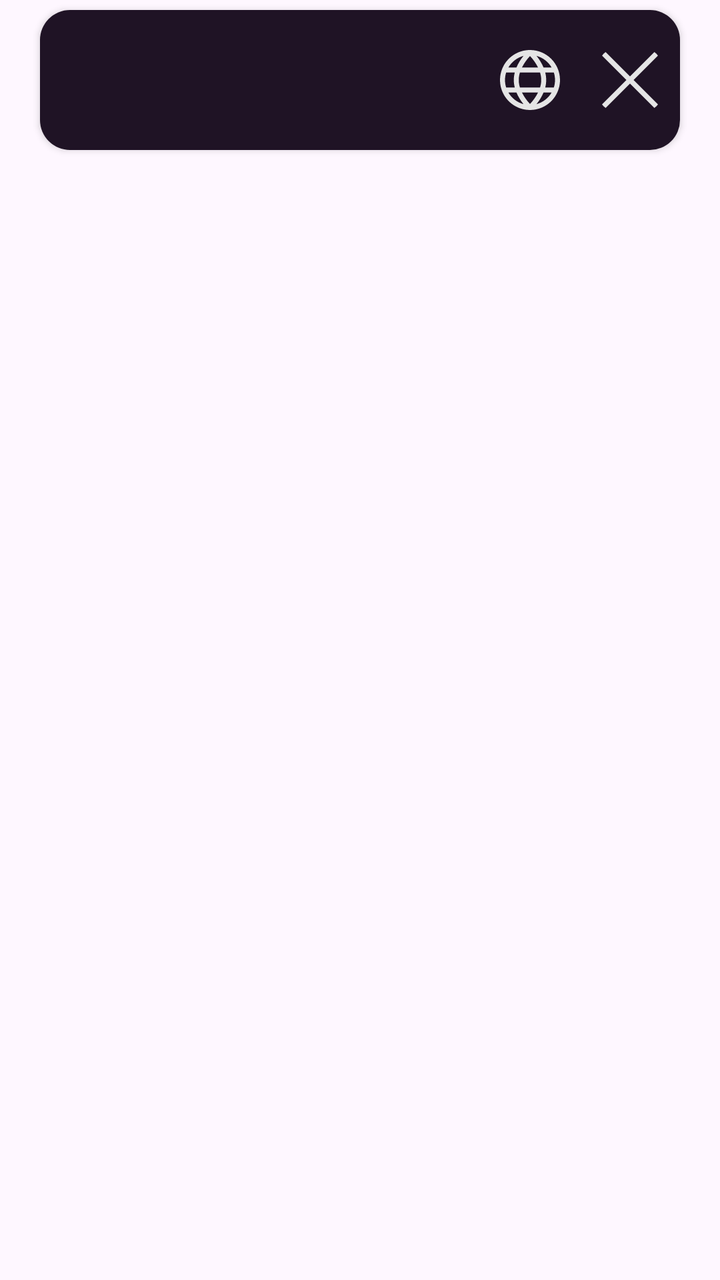
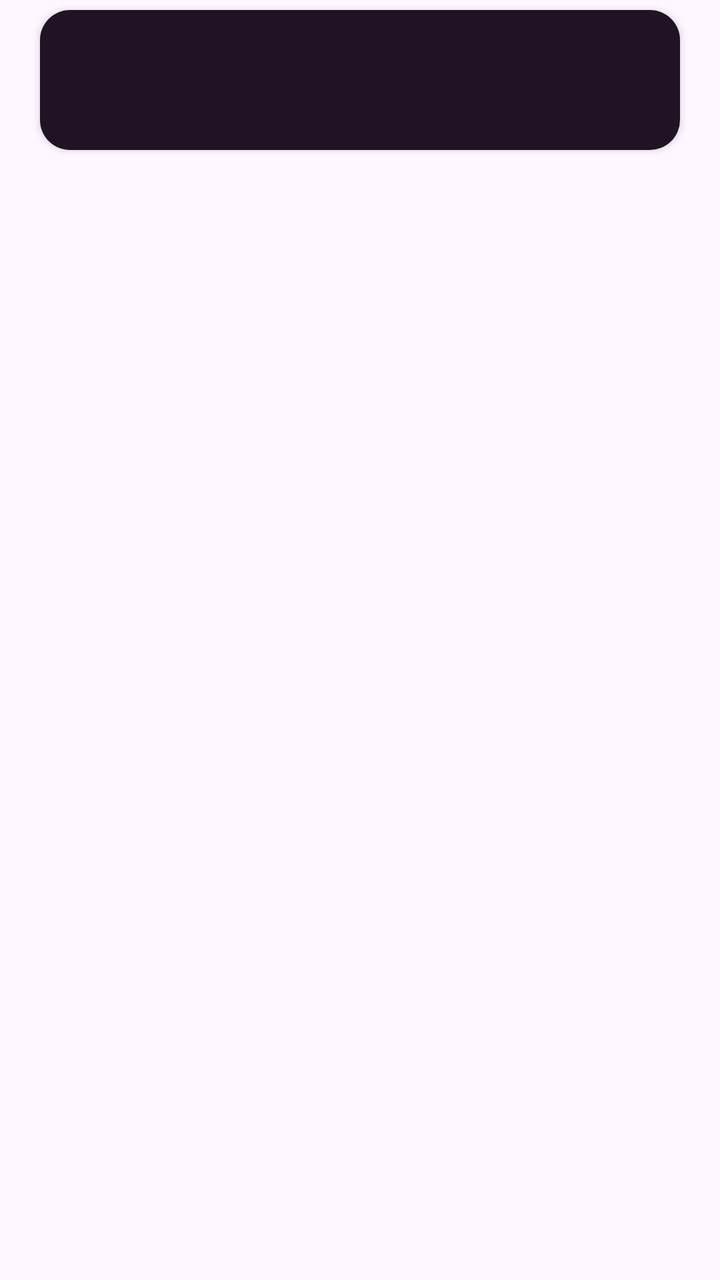

Before-and-after screenshots of an Android layout around one commit, followed by the original layout XML and the change that was made.
<!-- AndroidManifest.xml: application theme Theme.WorldRadio -->
<!-- res/layout/track_card.xml -->
<?xml version="1.0" encoding="utf-8"?>
<FrameLayout xmlns:android="http://schemas.android.com/apk/res/android"
    xmlns:app="http://schemas.android.com/apk/res-auto"
    xmlns:tools="http://schemas.android.com/tools"
    android:layout_width="match_parent"
    android:layout_height="wrap_content"
    android:backgroundTint="@color/buttonBackgroundColor">

    <androidx.cardview.widget.CardView
        android:layout_width="match_parent"
        android:layout_height="70dp"
        android:layout_marginStart="20dp"
        android:layout_marginTop="5dp"
        android:layout_marginEnd="20dp"
        android:layout_marginBottom="5dp"
        app:cardCornerRadius="15dp">

        <androidx.constraintlayout.widget.ConstraintLayout
            android:layout_width="match_parent"
            android:layout_height="match_parent"
            android:background="@color/backgroundCard">

            <TextView
                android:id="@+id/trackView"
                android:layout_width="0dp"
                android:layout_height="wrap_content"
                android:layout_marginStart="30dp"
                android:layout_marginEnd="10dp"
                android:ellipsize="marquee"
                android:focusable="true"
                android:focusableInTouchMode="true"
                android:marqueeRepeatLimit="marquee_forever"
                android:scrollHorizontally="true"
                android:singleLine="true"
                android:textSize="18dp"
                app:layout_constraintBottom_toBottomOf="parent"
                app:layout_constraintEnd_toStartOf="@+id/browseButtonTrack"
                app:layout_constraintStart_toStartOf="parent"
                app:layout_constraintTop_toTopOf="parent" />

            <ImageView
                android:id="@+id/delButton_track"
                android:layout_width="wrap_content"
                android:layout_height="wrap_content"
                android:padding="10dp"
                android:visibility="visible"
                app:layout_constraintBottom_toBottomOf="parent"
                app:layout_constraintEnd_toEndOf="parent"
                app:layout_constraintTop_toTopOf="parent"
                app:layout_constraintVertical_bias="0.5"
                app:srcCompat="@drawable/delete"
                tools:ignore="ContentDescription" />

            <ImageView
                android:id="@+id/browseButtonTrack"
                android:layout_width="wrap_content"
                android:layout_height="wrap_content"
                android:padding="10dp"
                app:layout_constraintBottom_toBottomOf="@+id/delButton_track"
                app:layout_constraintEnd_toStartOf="@+id/delButton_track"
                app:layout_constraintTop_toTopOf="@+id/delButton_track"
                app:srcCompat="@drawable/selected_globe_navigation_bar"
                tools:ignore="ContentDescription" />

        </androidx.constraintlayout.widget.ConstraintLayout>
    </androidx.cardview.widget.CardView>

</FrameLayout>
<!-- resources referenced by this layout -->
<resources>
  <color name="backgroundCard">#1f1325</color>
  <color name="buttonBackgroundColor">#664EFF</color>
  <!-- drawable delete (drawable) -->
  <vector xmlns:android="http://schemas.android.com/apk/res/android" android:height="30dp" android:viewportHeight="24" android:viewportWidth="24" android:width="30dp">
        
      <group>
              
          <clip-path android:pathData="M5,0L19,0A5,5 0,0 1,24 5L24,19A5,5 0,0 1,19 24L5,24A5,5 0,0 1,0 19L0,5A5,5 0,0 1,5 0z"/>
              
          <path android:fillColor="#E5E5E5" android:pathData="M23.707,0.293C23.52,0.106 23.265,0 23,0C22.735,0 22.481,0.106 22.293,0.293L12,10.586L1.707,0.293C1.52,0.106 1.265,0 1,0C0.735,0 0.481,0.106 0.293,0.293C0.106,0.481 0,0.735 0,1C0,1.265 0.106,1.52 0.293,1.707L10.586,12L0.293,22.293C0.106,22.481 0,22.735 0,23C0,23.265 0.106,23.52 0.293,23.707C0.481,23.895 0.735,24 1,24C1.265,24 1.52,23.895 1.707,23.707L12,13.414L22.293,23.707C22.481,23.895 22.735,24 23,24C23.265,24 23.52,23.895 23.707,23.707C23.895,23.52 24,23.265 24,23C24,22.735 23.895,22.481 23.707,22.293L13.414,12L23.707,1.707C23.895,1.52 24,1.265 24,1C24,0.735 23.895,0.481 23.707,0.293Z"/>
            
      </group>
      
  </vector>
  <!-- drawable selected_globe_navigation_bar (drawable) -->
  <vector xmlns:android="http://schemas.android.com/apk/res/android"
      android:width="30dp"
      android:height="30dp"
      android:viewportWidth="30"
      android:viewportHeight="30">
    <group>
      <clip-path
          android:pathData="M0,0h30v30h-30z"/>
      <path
          android:pathData="M15,0C12.033,0 9.133,0.88 6.666,2.528C4.2,4.176 2.277,6.519 1.142,9.26C0.006,12.001 -0.291,15.017 0.288,17.926C0.867,20.836 2.296,23.509 4.393,25.607C6.491,27.704 9.164,29.133 12.074,29.712C14.983,30.291 17.999,29.993 20.74,28.858C23.481,27.723 25.824,25.8 27.472,23.334C29.12,20.867 30,17.967 30,15C29.996,11.023 28.414,7.21 25.602,4.398C22.79,1.586 18.977,0.004 15,0V0ZM19.028,8.75H10.972C12.033,6.655 13.39,4.724 15,3.015C16.611,4.723 17.967,6.655 19.028,8.75ZM20.028,11.25C20.412,12.463 20.612,13.727 20.622,15C20.612,16.273 20.412,17.537 20.028,18.75H9.97C9.586,17.537 9.385,16.273 9.375,15C9.385,13.727 9.586,12.463 9.97,11.25H20.028ZM11.75,2.945C10.31,4.707 9.121,6.661 8.218,8.75H4.191C5.849,5.896 8.565,3.81 11.75,2.945ZM2.5,15C2.5,13.728 2.694,12.463 3.076,11.25H7.375C7.051,12.474 6.883,13.734 6.875,15C6.883,16.266 7.051,17.526 7.375,18.75H3.076C2.694,17.537 2.5,16.272 2.5,15ZM4.191,21.25H8.218C9.121,23.339 10.31,25.293 11.75,27.055C8.565,26.19 5.849,24.104 4.191,21.25ZM10.972,21.25H19.028C17.967,23.345 16.61,25.276 15,26.985C13.389,25.277 12.033,23.345 10.972,21.25ZM18.256,27.055C19.694,25.292 20.881,23.339 21.782,21.25H25.809C24.153,24.103 21.439,26.189 18.256,27.055ZM27.5,15C27.5,16.272 27.306,17.537 26.924,18.75H22.625C22.949,17.526 23.117,16.266 23.125,15C23.117,13.734 22.949,12.474 22.625,11.25H26.921C27.304,12.463 27.499,13.728 27.5,15ZM21.782,8.75C20.881,6.661 19.694,4.708 18.256,2.945C21.439,3.811 24.153,5.897 25.809,8.75H21.782Z"
          android:fillColor="#E5E5E5"/>
    </group>
  </vector>
  <style name="Theme.WorldRadio" parent="Base.Theme.WorldRadio" />
  <style name="Base.Theme.WorldRadio" parent="Theme.Material3.DayNight.NoActionBar">
          
          
      </style>
</resources>

<!-- the commit's change to res/layout/track_card.xml (unified diff, before → after) -->
@@ -7,6 +7,7 @@
     android:backgroundTint="@color/buttonBackgroundColor">
 
     <androidx.cardview.widget.CardView
+        android:id="@+id/cardView"
         android:layout_width="match_parent"
         android:layout_height="70dp"
         android:layout_marginStart="20dp"
@@ -24,7 +25,7 @@
                 android:id="@+id/trackView"
                 android:layout_width="0dp"
                 android:layout_height="wrap_content"
-                android:layout_marginStart="30dp"
+                android:layout_marginStart="10dp"
                 android:layout_marginEnd="10dp"
                 android:ellipsize="marquee"
                 android:focusable="true"
@@ -33,34 +34,13 @@
                 android:scrollHorizontally="true"
                 android:singleLine="true"
                 android:textSize="18dp"
+
                 app:layout_constraintBottom_toBottomOf="parent"
-                app:layout_constraintEnd_toStartOf="@+id/browseButtonTrack"
+                app:layout_constraintEnd_toEndOf="parent"
                 app:layout_constraintStart_toStartOf="parent"
                 app:layout_constraintTop_toTopOf="parent" />
 
-            <ImageView
-                android:id="@+id/delButton_track"
-                android:layout_width="wrap_content"
-                android:layout_height="wrap_content"
-                android:padding="10dp"
-                android:visibility="visible"
-                app:layout_constraintBottom_toBottomOf="parent"
-                app:layout_constraintEnd_toEndOf="parent"
-                app:layout_constraintTop_toTopOf="parent"
-                app:layout_constraintVertical_bias="0.5"
-                app:srcCompat="@drawable/delete"
-                tools:ignore="ContentDescription" />
 
-            <ImageView
-                android:id="@+id/browseButtonTrack"
-                android:layout_width="wrap_content"
-                android:layout_height="wrap_content"
-                android:padding="10dp"
-                app:layout_constraintBottom_toBottomOf="@+id/delButton_track"
-                app:layout_constraintEnd_toStartOf="@+id/delButton_track"
-                app:layout_constraintTop_toTopOf="@+id/delButton_track"
-                app:srcCompat="@drawable/selected_globe_navigation_bar"
-                tools:ignore="ContentDescription" />
 
         </androidx.constraintlayout.widget.ConstraintLayout>
     </androidx.cardview.widget.CardView>
<!-- resource entries referenced after the edit -->
@@ -2,32 +2,6 @@
 <resources>
   <color name="backgroundCard">#1f1325</color>
   <color name="buttonBackgroundColor">#664EFF</color>
-  <!-- drawable delete (drawable) -->
-  <vector xmlns:android="http://schemas.android.com/apk/res/android" android:height="30dp" android:viewportHeight="24" android:viewportWidth="24" android:width="30dp">
-        
-      <group>
-              
-          <clip-path android:pathData="M5,0L19,0A5,5 0,0 1,24 5L24,19A5,5 0,0 1,19 24L5,24A5,5 0,0 1,0 19L0,5A5,5 0,0 1,5 0z"/>
-              
-          <path android:fillColor="#E5E5E5" android:pathData="M23.707,0.293C23.52,0.106 23.265,0 23,0C22.735,0 22.481,0.106 22.293,0.293L12,10.586L1.707,0.293C1.52,0.106 1.265,0 1,0C0.735,0 0.481,0.106 0.293,0.293C0.106,0.481 0,0.735 0,1C0,1.265 0.106,1.52 0.293,1.707L10.586,12L0.293,22.293C0.106,22.481 0,22.735 0,23C0,23.265 0.106,23.52 0.293,23.707C0.481,23.895 0.735,24 1,24C1.265,24 1.52,23.895 1.707,23.707L12,13.414L22.293,23.707C22.481,23.895 22.735,24 23,24C23.265,24 23.52,23.895 23.707,23.707C23.895,23.52 24,23.265 24,23C24,22.735 23.895,22.481 23.707,22.293L13.414,12L23.707,1.707C23.895,1.52 24,1.265 24,1C24,0.735 23.895,0.481 23.707,0.293Z"/>
-            
-      </group>
-      
-  </vector>
-  <!-- drawable selected_globe_navigation_bar (drawable) -->
-  <vector xmlns:android="http://schemas.android.com/apk/res/android"
-      android:width="30dp"
-      android:height="30dp"
-      android:viewportWidth="30"
-      android:viewportHeight="30">
-    <group>
-      <clip-path
-          android:pathData="M0,0h30v30h-30z"/>
-      <path
-          android:pathData="M15,0C12.033,0 9.133,0.88 6.666,2.528C4.2,4.176 2.277,6.519 1.142,9.26C0.006,12.001 -0.291,15.017 0.288,17.926C0.867,20.836 2.296,23.509 4.393,25.607C6.491,27.704 9.164,29.133 12.074,29.712C14.983,30.291 17.999,29.993 20.74,28.858C23.481,27.723 25.824,25.8 27.472,23.334C29.12,20.867 30,17.967 30,15C29.996,11.023 28.414,7.21 25.602,4.398C22.79,1.586 18.977,0.004 15,0V0ZM19.028,8.75H10.972C12.033,6.655 13.39,4.724 15,3.015C16.611,4.723 17.967,6.655 19.028,8.75ZM20.028,11.25C20.412,12.463 20.612,13.727 20.622,15C20.612,16.273 20.412,17.537 20.028,18.75H9.97C9.586,17.537 9.385,16.273 9.375,15C9.385,13.727 9.586,12.463 9.97,11.25H20.028ZM11.75,2.945C10.31,4.707 9.121,6.661 8.218,8.75H4.191C5.849,5.896 8.565,3.81 11.75,2.945ZM2.5,15C2.5,13.728 2.694,12.463 3.076,11.25H7.375C7.051,12.474 6.883,13.734 6.875,15C6.883,16.266 7.051,17.526 7.375,18.75H3.076C2.694,17.537 2.5,16.272 2.5,15ZM4.191,21.25H8.218C9.121,23.339 10.31,25.293 11.75,27.055C8.565,26.19 5.849,24.104 4.191,21.25ZM10.972,21.25H19.028C17.967,23.345 16.61,25.276 15,26.985C13.389,25.277 12.033,23.345 10.972,21.25ZM18.256,27.055C19.694,25.292 20.881,23.339 21.782,21.25H25.809C24.153,24.103 21.439,26.189 18.256,27.055ZM27.5,15C27.5,16.272 27.306,17.537 26.924,18.75H22.625C22.949,17.526 23.117,16.266 23.125,15C23.117,13.734 22.949,12.474 22.625,11.25H26.921C27.304,12.463 27.499,13.728 27.5,15ZM21.782,8.75C20.881,6.661 19.694,4.708 18.256,2.945C21.439,3.811 24.153,5.897 25.809,8.75H21.782Z"
-          android:fillColor="#E5E5E5"/>
-    </group>
-  </vector>
   <style name="Theme.WorldRadio" parent="Base.Theme.WorldRadio" />
   <style name="Base.Theme.WorldRadio" parent="Theme.Material3.DayNight.NoActionBar">
           
